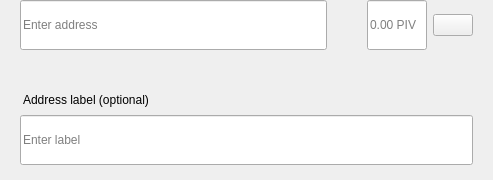
Old version of the form src/qt/pivx/forms/sendmultirow.ui in the repository cimelli/RpdSource.
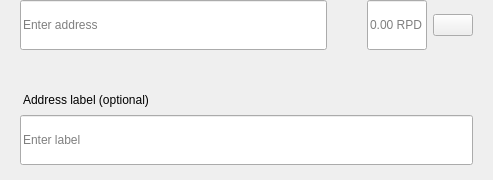
New version of the form.

Patch:
```diff
--- a/src/qt/pivx/forms/sendmultirow.ui
+++ b/src/qt/pivx/forms/sendmultirow.ui
@@ -198,7 +198,7 @@
            <set>Qt::AlignLeading|Qt::AlignLeft|Qt::AlignVCenter</set>
           </property>
           <property name="placeholderText">
-           <string notr="true">0.00 PIV</string>
+           <string notr="true">0.00 RPD</string>
           </property>
          </widget>
         </item>
```
